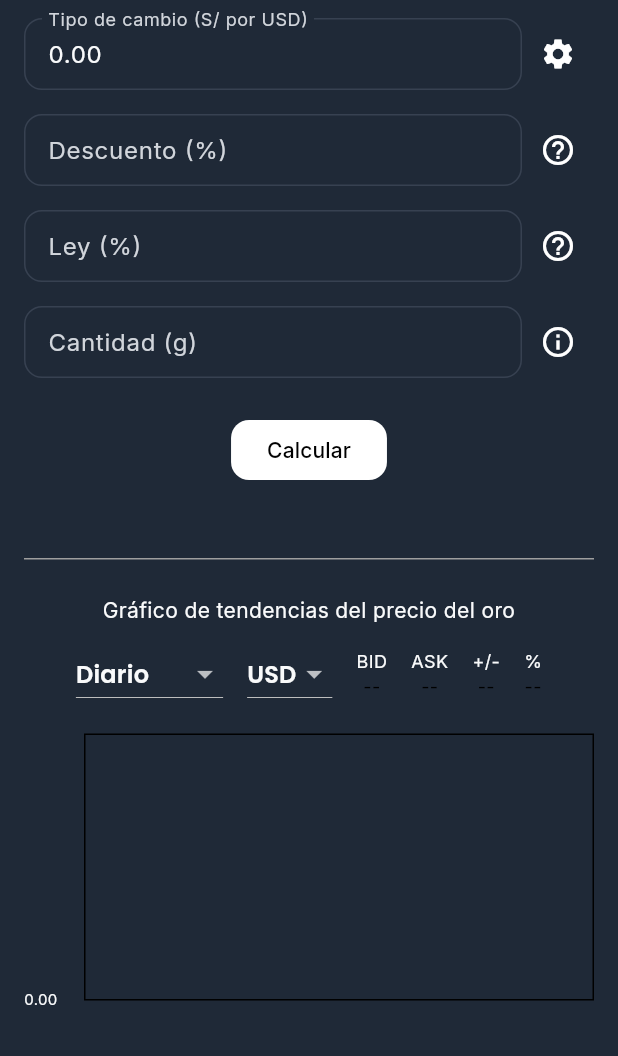
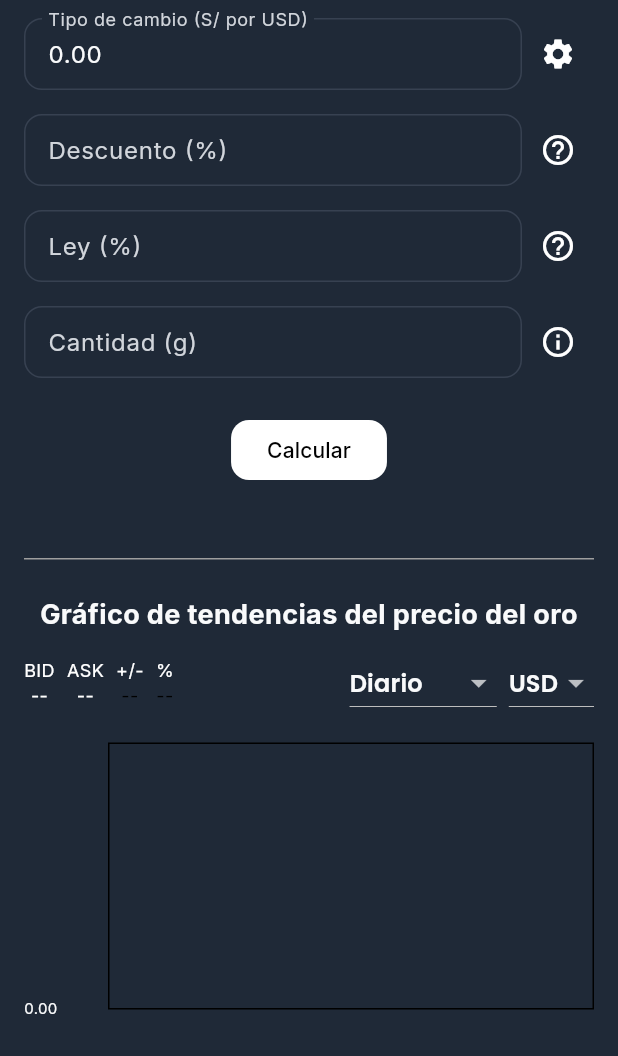
Before and after one commit to DeyviRodrigo/toolmape, a Flutter app: the screen it shows after launch, on a phone screen of 412 x 824 dp, the part 180-1236 px from its top. Run offline on Flutter 3.47's test engine with Material 3 defaults, Android fonts, the phone set to English and light mode, and no system bars; drawn by our look-alikes of fl_chart; our stand-ins replace flutter_dotenv, flutter_local_notifications, flutter_riverpod, flutter_svg, google_fonts, shared_preferences and 3 more; accounts and stored records are empty; network calls fail.

Commit message:
style: improve gold trend chart layout

```diff
--- a/lib/features/calculator/presentation/organisms/gold_trend_chart.dart
+++ b/lib/features/calculator/presentation/organisms/gold_trend_chart.dart
@@ -32,17 +32,19 @@ class GoldTrendChart extends ConsumerWidget {
         Color chColor(double? v) => v == null
             ? Colors.black
             : (v >= 0 ? Colors.green : Colors.red);
-        Widget metric(String label, double? value, {bool colored = false}) {
-          final style = TextStyle(
-            fontSize: 12,
-            color: colored ? chColor(value) : Colors.black,
-          );
+        Widget metric(
+          String label,
+          double? value, {
+          bool colored = false,
+          Color? valueColor,
+        }) {
+          final numberColor = colored ? chColor(value) : valueColor ?? Colors.white;
           final txt = value == null ? '--' : value.toStringAsFixed(2);
           return Column(
             mainAxisSize: MainAxisSize.min,
             children: [
-              Text(label, style: const TextStyle(fontSize: 12)),
-              Text(txt, style: style),
+              Text(label, style: const TextStyle(fontSize: 12, color: Colors.white)),
+              Text(txt, style: TextStyle(fontSize: 12, color: numberColor)),
             ],
           );
         }
@@ -53,12 +55,27 @@ class GoldTrendChart extends ConsumerWidget {
             const Text(
               'Gráfico de tendencias del precio del oro',
               textAlign: TextAlign.center,
+              style: TextStyle(fontSize: 18, fontWeight: FontWeight.bold),
             ),
             const SizedBox(height: 8),
-            Wrap(
-              alignment: WrapAlignment.center,
-              spacing: 16,
-              crossAxisAlignment: WrapCrossAlignment.center,
+            Row(
+              children: [
+                Expanded(
+                  child: Row(
+                    mainAxisAlignment: MainAxisAlignment.start,
+                    children: [
+                      metric('BID', state.bid, valueColor: Colors.white),
+                      const SizedBox(width: 8),
+                      metric('ASK', state.ask, valueColor: Colors.white),
+                      const SizedBox(width: 8),
+                      metric('+/-', state.changeAbs, colored: true),
+                      const SizedBox(width: 8),
+                      metric('%', state.changePct, colored: true),
+                    ],
+                  ),
+                ),
+                Row(
+                  mainAxisSize: MainAxisSize.min,
                   children: [
                     DropdownButton<TrendRange>(
                       value: state.range,
@@ -82,6 +99,7 @@ class GoldTrendChart extends ConsumerWidget {
                         ),
                       ],
                     ),
+                    const SizedBox(width: 8),
                     DropdownButton<String>(
                       value: state.currency,
                       onChanged: (v) => v == null ? null : vm.setCurrency(v),
@@ -90,10 +108,8 @@ class GoldTrendChart extends ConsumerWidget {
                         DropdownMenuItem(value: 'PEN', child: Text('PEN')),
                       ],
                     ),
-                metric('BID', state.bid),
-                metric('ASK', state.ask),
-                metric('+/-', state.changeAbs, colored: true),
-                metric('%', state.changePct, colored: true),
+                  ],
+                ),
               ],
             ),
             const SizedBox(height: 16),
@@ -102,7 +118,7 @@ class GoldTrendChart extends ConsumerWidget {
               child: LineChart(
                 LineChartData(
                   lineTouchData: LineTouchData(
-                    handleBuiltInTouches: false,
+                    handleBuiltInTouches: true,
                     touchTooltipData: LineTouchTooltipData(
                       getTooltipItems: (touchedSpots) => touchedSpots
                           .map(
@@ -133,7 +149,7 @@ class GoldTrendChart extends ConsumerWidget {
                     leftTitles: AxisTitles(
                       sideTitles: SideTitles(
                         showTitles: true,
-                        reservedSize: 40,
+                        reservedSize: 56,
                         getTitlesWidget: (value, meta) => Text(
                           value.toStringAsFixed(2),
                           style: const TextStyle(fontSize: 10),
```
Lines whose indentation alone changed are shown as unchanged.
